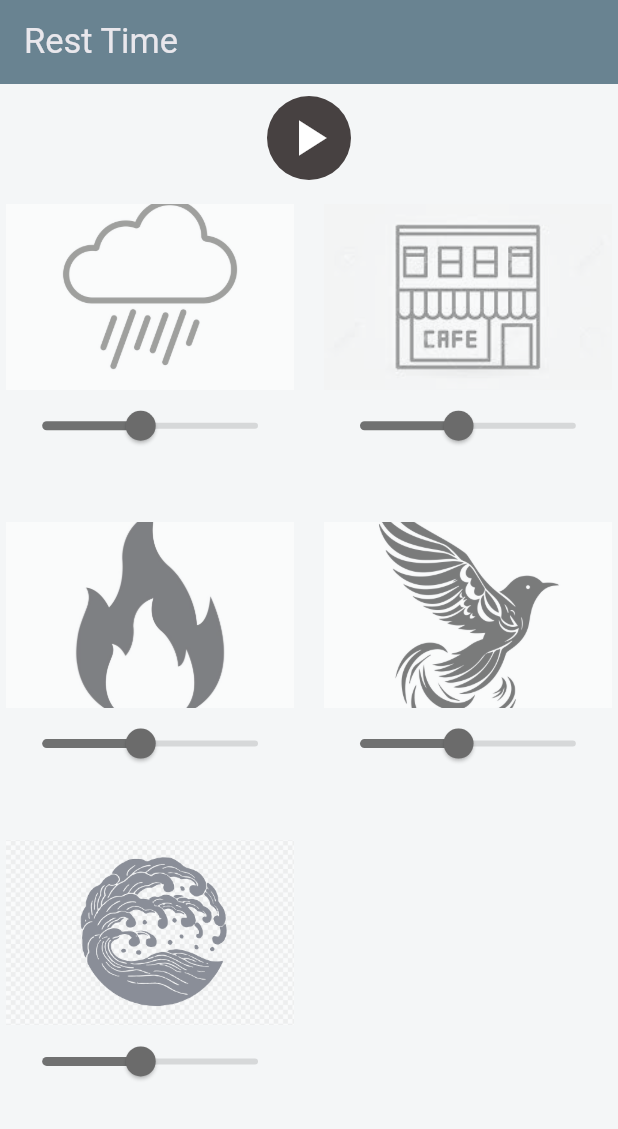
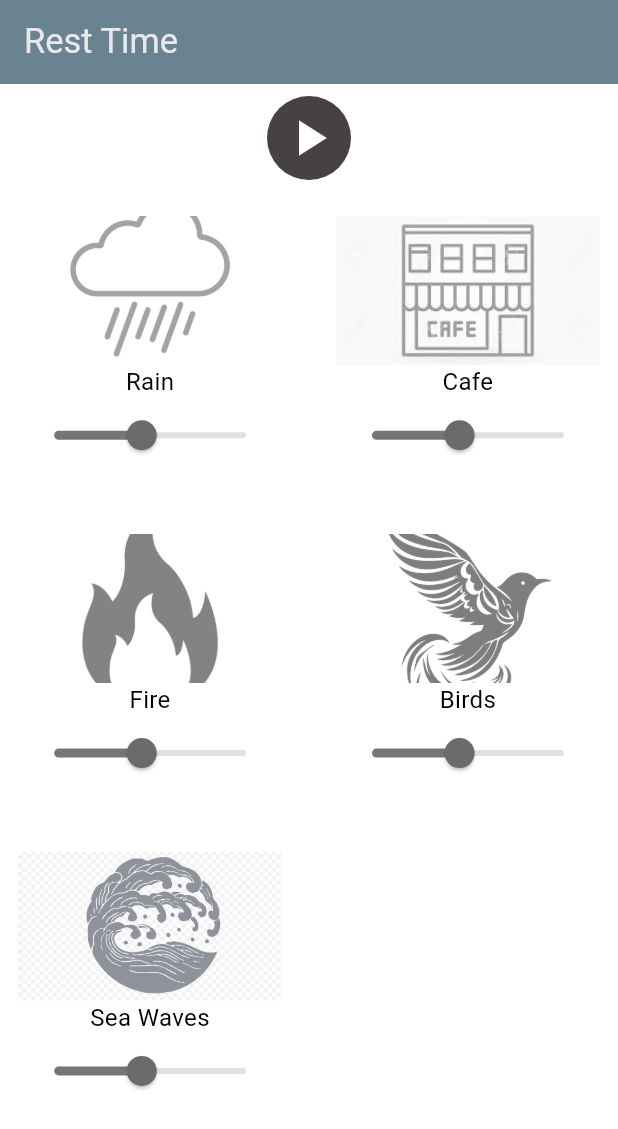
Before and after one commit to ahmetbekir22/focus-app-flutter, a Flutter app: the screen it shows after launch, on a phone screen of 412 x 824 dp. Shown: the top 1129 px of the screen. Run offline on Flutter 3.47's test engine with Material 3 defaults, Android fonts, the phone set to English and light mode, and no system bars; our stand-ins replace audioplayers, get.

Commit message:
sounds name are added

```diff
--- a/focus_app/lib/components/custom_audio_widget.dart
+++ b/focus_app/lib/components/custom_audio_widget.dart
@@ -5,33 +5,41 @@ import 'package:audioplayers/audioplayers.dart';
 class CustomAudioWidget extends StatelessWidget {
   final String imagePath;
   final String audioPath;
+  final String name;
   final AudioPlayer audioPlayer;
   final RxBool isPlaying = false.obs;
   final RxDouble volume = 0.5.obs;
 
   CustomAudioWidget({
+    super.key,
     required this.imagePath,
     required this.audioPath,
     required this.audioPlayer,
+    required this.name,
   });
 
   @override
   Widget build(BuildContext context) {
-    var width = MediaQuery.of(context).size.width;
-    var height = MediaQuery.of(context).size.height;
-
-    return Column(
-      mainAxisSize: MainAxisSize.min,
+    return Container(
+      padding: const EdgeInsets.all(8.0),
+      decoration: BoxDecoration(
+        borderRadius: BorderRadius.circular(8.0),
+        color: Colors.white,
+      ),
+      child: Column(
         children: [
           GestureDetector(
             onTap: playPauseAudio,
             child: Obx(
-            () => AnimatedOpacity(
+              () => AspectRatio(
+                aspectRatio: 16 / 9,
+                child: AnimatedOpacity(
                   opacity: volume.value,
-              duration: const Duration(milliseconds: 300),
-              child: SizedBox(
-                width: width * 0.5,
-                height: height * 0.15,
+                  duration: const Duration(milliseconds: 150),
+                  child: Container(
+                    decoration: BoxDecoration(
+                      color: Colors.grey[200],
+                    ),
                     child: Image.asset(
                       imagePath,
                       fit: BoxFit.cover,
@@ -39,6 +47,15 @@ class CustomAudioWidget extends StatelessWidget {
                   ),
                 ),
               ),
+            ),
+          ),
+          Text(
+            name,
+            style: const TextStyle(
+              color: Colors.black,
+              fontSize: 16,
+            ),
+            textAlign: TextAlign.center,
           ),
           Obx(
             () => Slider(
@@ -52,6 +69,7 @@ class CustomAudioWidget extends StatelessWidget {
             ),
           ),
         ],
+      ),
     );
   }
 
--- a/focus_app/lib/main.dart
+++ b/focus_app/lib/main.dart
@@ -14,9 +14,8 @@ class MyApp extends StatelessWidget {
   Widget build(BuildContext context) {
     return GetMaterialApp(
       debugShowCheckedModeBanner: false,
-      title: 'Flutter Demo',
       theme: ThemeData(
-        colorScheme: ColorScheme.fromSeed(seedColor: Colors.deepPurple),
+        colorScheme: ColorScheme.fromSeed(seedColor: Colors.blueGrey),
         useMaterial3: true,
       ),
       home: const HomePage(),
--- a/focus_app/lib/pages/home_page.dart
+++ b/focus_app/lib/pages/home_page.dart
@@ -14,30 +14,35 @@ class HomePage extends StatelessWidget {
     final List<Map<String, String>> audioFiles = [
       {
         'imagePath': 'assets/images/rain2.jpg',
-        'audioPath': 'sounds/rain_voice.mp3'
+        'audioPath': 'sounds/rain_voice.mp3',
+        'name': 'Rain'
       },
       {
         'imagePath': 'assets/images/cafe.jpeg',
-        'audioPath': 'sounds/cafe_sound.mp3'
+        'audioPath': 'sounds/cafe_sound.mp3',
+        'name': 'Cafe'
       },
       {
         'imagePath': 'assets/images/fire-icon.jpg',
-        'audioPath': 'sounds/fire_sound.mp3'
+        'audioPath': 'sounds/fire_sound.mp3',
+        'name': 'Fire'
       },
       {
         'imagePath': 'assets/images/birds-icon.jpg',
-        'audioPath': 'sounds/birds_sound.mp3'
+        'audioPath': 'sounds/birds_sound.mp3',
+        'name': 'Birds'
       },
       {
         'imagePath': 'assets/images/waves.png',
-        'audioPath': 'sounds/waves_sound.mp3'
+        'audioPath': 'sounds/waves_sound.mp3',
+        'name': 'Sea Waves'
       },
     ];
 
     final List<AudioPlayer> audioPlayers = audioFiles.map((audioFile) {
       final player = AudioPlayer();
       player.setSourceAsset(audioFile['audioPath']!);
-      player.setReleaseMode(ReleaseMode.loop); // Sürekli tekrar modunu ayarla
+      player.setReleaseMode(ReleaseMode.loop);
       audioController.registerAudioPlayer(player);
       return player;
     }).toList();
@@ -55,7 +60,7 @@ class HomePage extends StatelessWidget {
         ),
       ),
       body: Container(
-        color: const Color.fromARGB(255, 244, 246, 247),
+        color: Colors.white,
         child: Column(
           children: [
             Center(
@@ -90,18 +95,21 @@ class HomePage extends StatelessWidget {
               child: Padding(
                 padding: EdgeInsets.symmetric(
                     vertical: Get.height * 0.01, horizontal: Get.width * 0.01),
-                child: GridView.count(
-                  crossAxisCount: 2,
-                  mainAxisSpacing: 20,
-                  crossAxisSpacing: 20,
-                  padding: EdgeInsets.zero,
-                  children: List.generate(audioFiles.length, (index) {
+                child: GridView.builder(
+                  gridDelegate: const SliverGridDelegateWithFixedCrossAxisCount(
+                    crossAxisCount: 2,
+                    mainAxisSpacing: 20,
+                    crossAxisSpacing: 20,
+                  ),
+                  itemCount: audioFiles.length,
+                  itemBuilder: (context, index) {
                     return CustomAudioWidget(
                       imagePath: audioFiles[index]['imagePath']!,
+                      name: audioFiles[index]['name']!,
                       audioPath: audioFiles[index]['audioPath']!,
                       audioPlayer: audioPlayers[index],
                     );
-                  }),
+                  },
                 ),
               ),
             ),
--- a/focus_app/pubspec.yaml
+++ b/focus_app/pubspec.yaml
@@ -37,6 +37,7 @@ dependencies:
   cupertino_icons: ^1.0.6
   audioplayers: ^6.0.0
   get: ^4.6.6
+
 dev_dependencies:
   flutter_test:
     sdk: flutter
```
Also changed, not shown: focus_app/assets/images/wave_2.png (added), 3 other files. Lines whose indentation alone changed are shown as unchanged.
